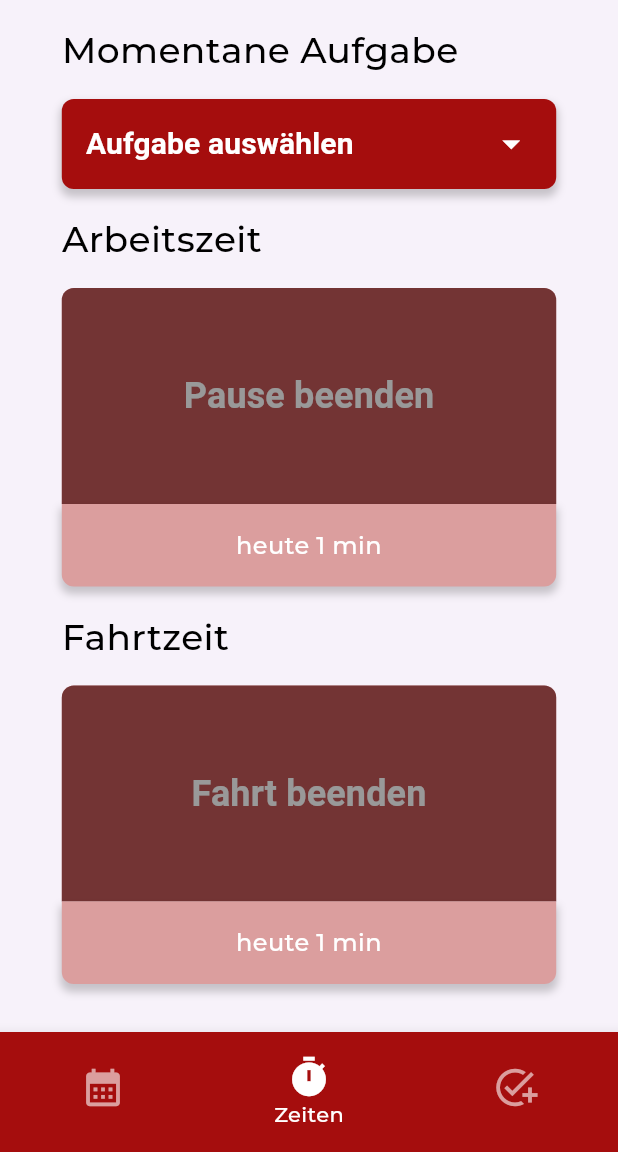
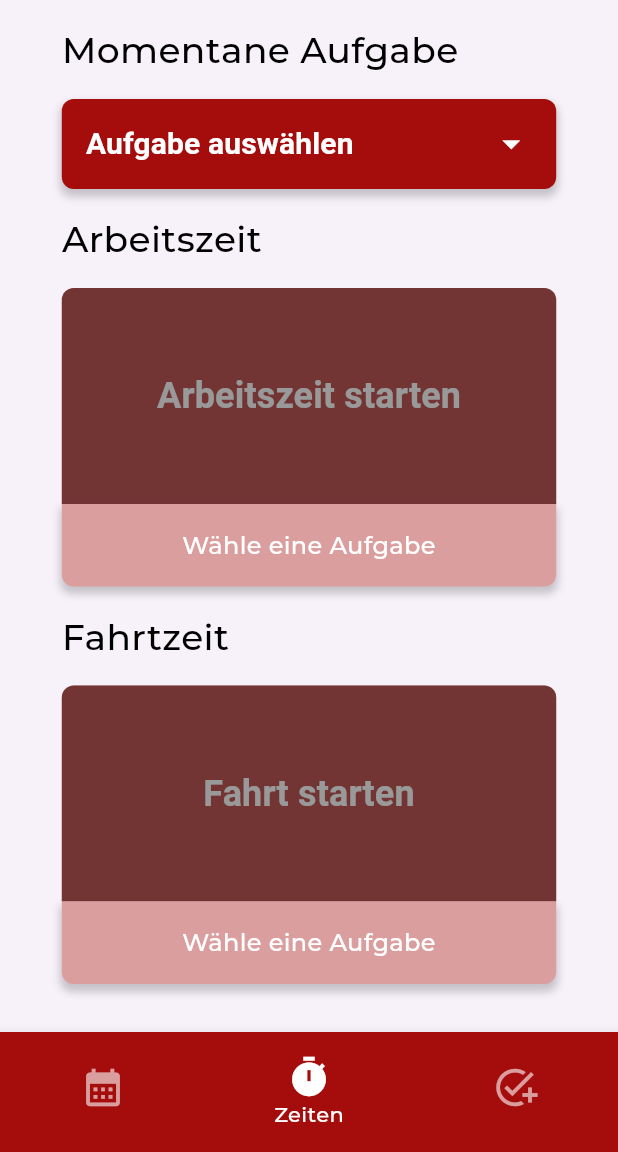
Before and after one commit to Squad-Mandalore/ttfrontend, a Flutter app: the screen it shows after launch, after a tap on "Anmelden", on a phone screen of 412 x 824 dp, the part 84-1236 px from its top. Run offline on Flutter 3.47's test engine with Material 3 defaults, Android fonts, the phone set to English and light mode, and no system bars; our stand-ins replace dotted_border, shared_preferences; project files that could hold a hidden picture were left out.

Commit message:
actual timer functionality

```diff
--- a/lib/pages/timer/timer.dart
+++ b/lib/pages/timer/timer.dart
@@ -2,6 +2,7 @@ import 'package:flutter/material.dart';
 import 'package:ttfrontend/pages/timer/widgets/aufgaben_button.dart';
 import 'package:ttfrontend/pages/timer/widgets/timer_button.dart';
 import 'package:shared_preferences/shared_preferences.dart';
+import 'dart:async';
 
 class TimerPage extends StatefulWidget {
   const TimerPage({super.key});
@@ -14,6 +15,20 @@ class TimerPageState extends State<TimerPage> {
   ArbeitszeitButtonMode _arbeitszeitMode = ArbeitszeitButtonMode.deactivated;
   ArbeitszeitButtonMode _fahrtzeitMode = ArbeitszeitButtonMode.deactivated;
   String? _currentTask;
+
+  Timer? _timer;
+  DateTime? _arbeitszeitStartTime;
+  DateTime? _pauseStartTime;
+  DateTime? _fahrtzeitStartTime;
+
+  Duration _arbeitszeitDuration = Duration.zero;
+  Duration _pauseDuration = Duration.zero;
+  Duration _fahrtzeitDuration = Duration.zero;
+
+  bool _isArbeitszeitRunning = false;
+  bool _isPauseRunning = false;
+  bool _isFahrtzeitRunning = false;
+
   final List<String> _dummyTasks = [
     'Haus bauen',
     'Auto reparieren',
@@ -24,7 +39,119 @@ class TimerPageState extends State<TimerPage> {
   @override
   void initState() {
     super.initState();
-    _loadCurrentTask(); // Load the task when the app starts
+    _loadCurrentTask();
+    _loadTimers();
+    _startTimer();
+  }
+
+  @override
+  void dispose() {
+    _timer?.cancel();
+    super.dispose();
+  }
+
+  Future<void> _loadTimers() async {
+    final prefs = await SharedPreferences.getInstance();
+
+    final arbeitszeitStartTimeMillis = prefs.getInt('arbeitszeitStartTime');
+    final pauseStartTimeMillis = prefs.getInt('pauseStartTime');
+    final fahrtzeitStartTimeMillis = prefs.getInt('fahrtzeitStartTime');
+
+    final arbeitszeitDurationMillis = prefs.getInt('arbeitszeitDuration');
+    final pauseDurationMillis = prefs.getInt('pauseDuration');
+    final fahrtzeitDurationMillis = prefs.getInt('fahrtzeitDuration');
+
+    setState(() {
+      if (arbeitszeitStartTimeMillis != null) {
+        _arbeitszeitStartTime =
+            DateTime.fromMillisecondsSinceEpoch(arbeitszeitStartTimeMillis);
+        _isArbeitszeitRunning = true;
+        _arbeitszeitMode = ArbeitszeitButtonMode.split;
+      }
+
+      if (pauseStartTimeMillis != null) {
+        _pauseStartTime =
+            DateTime.fromMillisecondsSinceEpoch(pauseStartTimeMillis);
+        _isPauseRunning = true;
+        _arbeitszeitMode = ArbeitszeitButtonMode.stop;
+      }
+
+      if (fahrtzeitStartTimeMillis != null) {
+        _fahrtzeitStartTime =
+            DateTime.fromMillisecondsSinceEpoch(fahrtzeitStartTimeMillis);
+        _isFahrtzeitRunning = true;
+        _fahrtzeitMode = ArbeitszeitButtonMode.stop;
+      }
+
+      if (arbeitszeitDurationMillis != null) {
+        _arbeitszeitDuration =
+            Duration(milliseconds: arbeitszeitDurationMillis);
+      }
+
+      if (pauseDurationMillis != null) {
+        _pauseDuration = Duration(milliseconds: pauseDurationMillis);
+      }
+
+      if (fahrtzeitDurationMillis != null) {
+        _fahrtzeitDuration = Duration(milliseconds: fahrtzeitDurationMillis);
+      }
+    });
+  }
+
+  Future<void> _saveTimers() async {
+    final prefs = await SharedPreferences.getInstance();
+
+    if (_arbeitszeitStartTime != null) {
+      prefs.setInt('arbeitszeitStartTime',
+          _arbeitszeitStartTime!.millisecondsSinceEpoch);
+    }
+
+    if (_pauseStartTime != null) {
+      prefs.setInt('pauseStartTime', _pauseStartTime!.millisecondsSinceEpoch);
+    }
+
+    if (_fahrtzeitStartTime != null) {
+      prefs.setInt(
+          'fahrtzeitStartTime', _fahrtzeitStartTime!.millisecondsSinceEpoch);
+    }
+
+    prefs.setInt('arbeitszeitDuration', _arbeitszeitDuration.inMilliseconds);
+    prefs.setInt('pauseDuration', _pauseDuration.inMilliseconds);
+    prefs.setInt('fahrtzeitDuration', _fahrtzeitDuration.inMilliseconds);
+  }
+
+  void _startTimer() {
+    _timer = Timer.periodic(const Duration(seconds: 1), (_) {
+      if (mounted) {
+        setState(() {
+          _updateDurations();
+        });
+      }
+    });
+  }
+
+  void _updateDurations() {
+    final now = DateTime.now();
+
+    if (_isArbeitszeitRunning && _arbeitszeitStartTime != null) {
+      _arbeitszeitDuration =
+          now.difference(_arbeitszeitStartTime!) - _pauseDuration;
+    }
+
+    if (_isPauseRunning && _pauseStartTime != null) {
+      _pauseDuration += now.difference(_pauseStartTime!);
+      _pauseStartTime = now;
+    }
+
+    if (_isFahrtzeitRunning && _fahrtzeitStartTime != null) {
+      _fahrtzeitDuration = now.difference(_fahrtzeitStartTime!);
+    }
+  }
+
+  String _formatDuration(Duration duration) {
+    final hours = duration.inHours;
+    final minutes = duration.inMinutes.remainder(60);
+    return '$hours:${minutes.toString().padLeft(2, '0')}';
   }
 
   // Load the task from shared preferences
@@ -32,30 +159,120 @@ class TimerPageState extends State<TimerPage> {
     final prefs = await SharedPreferences.getInstance();
     final task = prefs.getString('currentTask');
 
-    // Set state once the task is loaded
     if (task != null) {
       setState(() {
-        _currentTask = task; // TODO: Add check if task still exists
+        _currentTask = task;
         _arbeitszeitMode = ArbeitszeitButtonMode.start;
         _fahrtzeitMode = ArbeitszeitButtonMode.start;
       });
     }
   }
 
-  // Save the task to shared preferences
   Future<void> _saveCurrentTask(String task) async {
     final prefs = await SharedPreferences.getInstance();
     await prefs.setString('currentTask', task);
   }
 
-  // Callback for when a task is selected
   void _onTaskSelected(String task) {
     setState(() {
       _currentTask = task;
       _arbeitszeitMode = ArbeitszeitButtonMode.start;
       _fahrtzeitMode = ArbeitszeitButtonMode.start;
     });
-    _saveCurrentTask(task); // Save the selected task
+    _saveCurrentTask(task);
+  }
+
+  // --------------------------------------------
+
+  void _handleArbeitszeitPress(String action) {
+    setState(() {
+      if (_arbeitszeitMode == ArbeitszeitButtonMode.start) {
+        _handleArbeitszeitStart();
+      } else if (_arbeitszeitMode == ArbeitszeitButtonMode.split) {
+        if (action == 'stop') {
+          _handleArbeitszeitStop();
+        } else if (action == 'pause') {
+          _handleArbeitszeitPauseStart();
+        }
+      } else if (_arbeitszeitMode == ArbeitszeitButtonMode.stop) {
+        _handlePauseStop();
+      }
+    });
+  }
+
+  void _handleArbeitszeitStart() {
+    setState(() {
+      _arbeitszeitMode = ArbeitszeitButtonMode.split;
+      _fahrtzeitMode = ArbeitszeitButtonMode.start;
+
+      _isArbeitszeitRunning = true;
+      _arbeitszeitStartTime = DateTime.now();
+      _pauseDuration = Duration.zero;
+      _saveTimers();
+    });
+  }
+
+  void _handleArbeitszeitPauseStart() {
+    setState(() {
+      _arbeitszeitMode = ArbeitszeitButtonMode.stop;
+      _isPauseRunning = true;
+      _pauseStartTime = DateTime.now();
+      _saveTimers();
+    });
+  }
+
+  void _handleArbeitszeitStop() {
+    setState(() {
+      _arbeitszeitMode = ArbeitszeitButtonMode.start;
+      _isArbeitszeitRunning = false;
+      _arbeitszeitDuration +=
+          DateTime.now().difference(_arbeitszeitStartTime!) - _pauseDuration;
+      _arbeitszeitStartTime = null;
+      _saveTimers();
+    });
+  }
+
+  void _handlePauseStop() {
+    setState(() {
+      _arbeitszeitMode = ArbeitszeitButtonMode.split;
+      _isPauseRunning = false;
+      _pauseDuration += DateTime.now().difference(_pauseStartTime!);
+      _pauseStartTime = null;
+      _saveTimers();
+    });
+  }
+
+  // --------------------------------------------
+
+  void _handleFahrtzeitPress() {
+    setState(() {
+      if (_fahrtzeitMode == ArbeitszeitButtonMode.start) {
+        _handleFahrtzeitStart();
+      } else {
+        _handleFahrtzeitStop();
+      }
+    });
+  }
+
+  void _handleFahrtzeitStart() {
+    setState(() {
+      _fahrtzeitMode = ArbeitszeitButtonMode.stop;
+      _arbeitszeitMode = ArbeitszeitButtonMode.start;
+
+      _isFahrtzeitRunning = true;
+      _fahrtzeitStartTime = DateTime.now();
+      _saveTimers();
+    });
+  }
+
+  void _handleFahrtzeitStop() {
+    setState(() {
+      _fahrtzeitMode = ArbeitszeitButtonMode.start;
+      _isFahrtzeitRunning = false;
+      _fahrtzeitDuration += DateTime.now().difference(_fahrtzeitStartTime!);
+      _fahrtzeitStartTime = null;
+      _saveTimers();
+    });
   }
 
   @override
@@ -65,8 +282,7 @@ class TimerPageState extends State<TimerPage> {
 
     return Center(
       child: Padding(
-        padding: EdgeInsets.symmetric(
-            horizontal: horizontalPadding), // Global 10% padding
+        padding: EdgeInsets.symmetric(horizontal: horizontalPadding),
         child: Column(
           mainAxisAlignment: MainAxisAlignment.center,
           crossAxisAlignment: CrossAxisAlignment.center,
@@ -87,7 +303,7 @@ class TimerPageState extends State<TimerPage> {
               ),
             ),
             AufgabenButton(
-              tasks: _dummyTasks, // Passing dummy tasks
+              tasks: _dummyTasks,
               onTaskSelected: _onTaskSelected,
               initialTask: _currentTask,
             ),
@@ -98,7 +314,9 @@ class TimerPageState extends State<TimerPage> {
               child: Align(
                 alignment: Alignment.centerLeft,
                 child: Text(
-                  "Arbeitszeit",
+                  _isPauseRunning
+                      ? "Arbeitszeit: ${_formatDuration(_arbeitszeitDuration)}"
+                      : "Arbeitszeit",
                   style: TextStyle(
                     fontSize: 24,
                     fontWeight: FontWeight.w400,
@@ -108,10 +326,18 @@ class TimerPageState extends State<TimerPage> {
               ),
             ),
             ArbeitszeitButton(
-              buttonText: _arbeitszeitMode == ArbeitszeitButtonMode.start
-                  ? "Arbeitszeit Starten"
-                  : "Pause beenden",
-              secondaryText: "heute 1 min",
+              buttonText: _isArbeitszeitRunning
+                  ? "Pause beenden"
+                  : "Arbeitszeit starten",
+              secondaryText: _pauseDuration != Duration.zero
+                  ? _isPauseRunning
+                      ? "Pause: ${_formatDuration(_pauseDuration)}"
+                      : _arbeitszeitDuration != Duration.zero
+                          ? "Arbeitszeit: ${_formatDuration(_arbeitszeitDuration)}"
+                          : "Starte deine Arbeitszeit"
+                  : _arbeitszeitMode == ArbeitszeitButtonMode.deactivated
+                      ? "Wähle eine Aufgabe"
+                      : "Starte deine Arbeitszeit",
               mode: _arbeitszeitMode,
               onPressed: () => _handleArbeitszeitPress('stop'),
               onPausePressed: () => _handleArbeitszeitPress('pause'),
@@ -134,75 +360,21 @@ class TimerPageState extends State<TimerPage> {
               ),
             ),
             ArbeitszeitButton(
-              buttonText: _fahrtzeitMode == ArbeitszeitButtonMode.start
-                  ? "Fahrtzeit Starten"
-                  : "Fahrt beenden",
-              secondaryText: "heute 1 min",
+              buttonText:
+                  _isFahrtzeitRunning ? "Fahrt stoppen" : "Fahrt starten",
+              secondaryText: _fahrtzeitDuration != Duration.zero
+                  ? "Fahrt ${_formatDuration(_fahrtzeitDuration)}"
+                  : _fahrtzeitMode == ArbeitszeitButtonMode.deactivated
+                      ? "Wähle eine Aufgabe"
+                      : "Starte deine Fahrtzeit",
               mode: _fahrtzeitMode,
               onPressed: _handleFahrtzeitPress,
-              onPausePressed: null,
               onStopPressed: _handleFahrtzeitPress,
             ),
-            const Spacer()
+            const Spacer(),
           ],
         ),
       ),
     );
   }
-
-// --------------------------------------------
-
-  void _handleArbeitszeitPress(String action) {
-    setState(() {
-      if (_arbeitszeitMode == ArbeitszeitButtonMode.start) {
-        _handleArbeitszeitStart();
-      } else if (_arbeitszeitMode == ArbeitszeitButtonMode.split) {
-        if (action == 'stop') {
-          _handleArbeitszeitStop();
-        } else if (action == 'pause') {
-          _handleArbeitszeitPauseStart();
-        }
-      } else if (_arbeitszeitMode == ArbeitszeitButtonMode.stop) {
-        _handlePauseStop();
-      }
-    });
-  }
-
-  void _handleArbeitszeitStart() {
-    _arbeitszeitMode = ArbeitszeitButtonMode.split;
-    _fahrtzeitMode = ArbeitszeitButtonMode.start;
-  }
-
-  void _handleArbeitszeitPauseStart() {
-    _arbeitszeitMode = ArbeitszeitButtonMode.stop;
-  }
-
-  void _handleArbeitszeitStop() {
-    _arbeitszeitMode = ArbeitszeitButtonMode.start;
-  }
-
-  void _handlePauseStop() {
-    _arbeitszeitMode = ArbeitszeitButtonMode.split;
-  }
-
-// --------------------------------------------
-
-  void _handleFahrtzeitPress() {
-    setState(() {
-      if (_fahrtzeitMode == ArbeitszeitButtonMode.start) {
-        _handleFahrtzeitStart();
-      } else {
-        _handleFahrtzeitStop();
-      }
-    });
-  }
-
-  void _handleFahrtzeitStart() {
-    _fahrtzeitMode = ArbeitszeitButtonMode.stop;
-    _arbeitszeitMode = ArbeitszeitButtonMode.start;
-  }
-
-  void _handleFahrtzeitStop() {
-    _fahrtzeitMode = ArbeitszeitButtonMode.start;
-  }
 }
```
